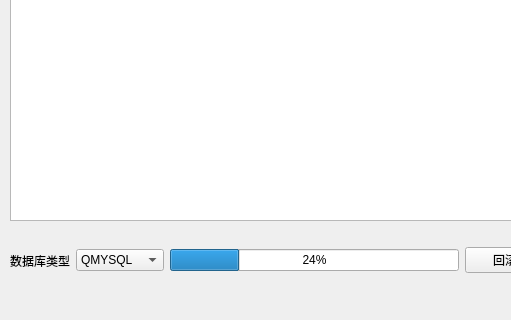
First picture: the form in sqlManger_ui.ui, repository lei-ctyh/sqlManger, before the edit; both pictures show x 0 to 511 and y 160 to 480 of the 640 by 480 pixel window.
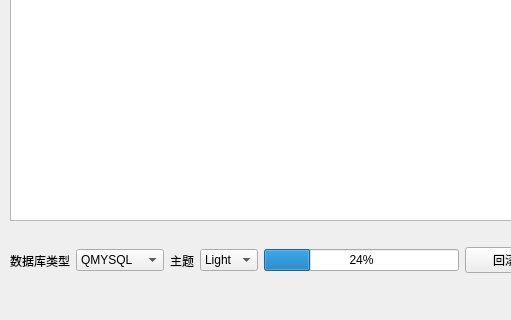
Second picture: the form after the edit.

Commit message: sqlmanger增加主题切换功能

```diff
--- a/sqlManger_ui.ui
+++ b/sqlManger_ui.ui
@@ -130,6 +130,27 @@
        </item>
       </widget>
      </item>
+     <item>
+      <widget class="QLabel" name="label_8">
+       <property name="text">
+        <string>主题</string>
+       </property>
+      </widget>
+     </item>
+     <item>
+      <widget class="QComboBox" name="themeComboBox">
+       <item>
+        <property name="text">
+         <string>Light</string>
+        </property>
+       </item>
+       <item>
+        <property name="text">
+         <string>Dark</string>
+        </property>
+       </item>
+      </widget>
+     </item>
      <item>
       <widget class="QProgressBar" name="progressBar">
        <property name="value">
```
The commit also changes 4 other files.
